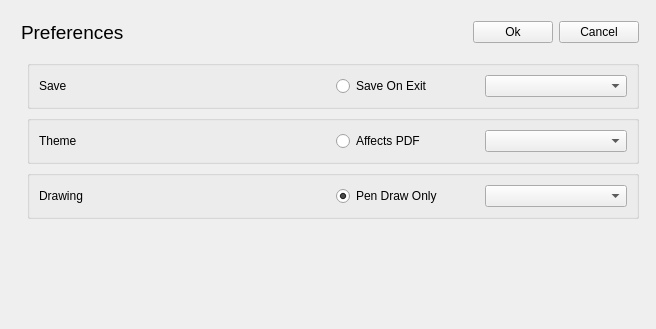
Before: the Qt Designer form src/main/python/ui/preferences_gui.ui in stroblme/UNote, drawn with Qt 5.
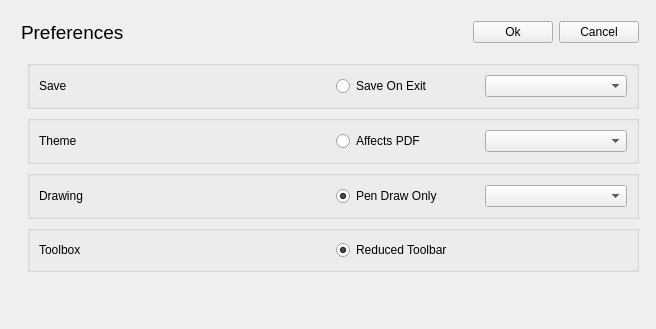
After: the same form once the commit is applied.

Commit message: toolbox setting added

The edit to the form file:
```diff
--- a/src/main/python/ui/preferences_gui.ui
+++ b/src/main/python/ui/preferences_gui.ui
@@ -199,6 +199,42 @@
            </layout>
           </widget>
          </item>
+         <item row="3" column="1">
+          <widget class="QGroupBox" name="horizontalGroupBoxToolboxSettings">
+           <property name="sizePolicy">
+            <sizepolicy hsizetype="Preferred" vsizetype="Preferred">
+             <horstretch>0</horstretch>
+             <verstretch>0</verstretch>
+            </sizepolicy>
+           </property>
+           <layout class="QHBoxLayout" name="horizontalLayout_8">
+            <item>
+             <widget class="QLabel" name="labelToolBox">
+              <property name="text">
+               <string>Toolbox</string>
+              </property>
+             </widget>
+            </item>
+            <item>
+             <layout class="QHBoxLayout" name="horizontalLayout_9">
+              <item>
+               <widget class="QRadioButton" name="radioButtonToolboxFollowsEdit">
+                <property name="toolTip">
+                 <string>Show only relevant tools. E.g. in tablet mode, a Text Box is not relevant.</string>
+                </property>
+                <property name="text">
+                 <string>Reduced Toolbar</string>
+                </property>
+                <property name="checked">
+                 <bool>true</bool>
+                </property>
+               </widget>
+              </item>
+             </layout>
+            </item>
+           </layout>
+          </widget>
+         </item>
         </layout>
        </item>
       </layout>
```
Left out of the diff: 6 changed lines with no effect on the pictures.
